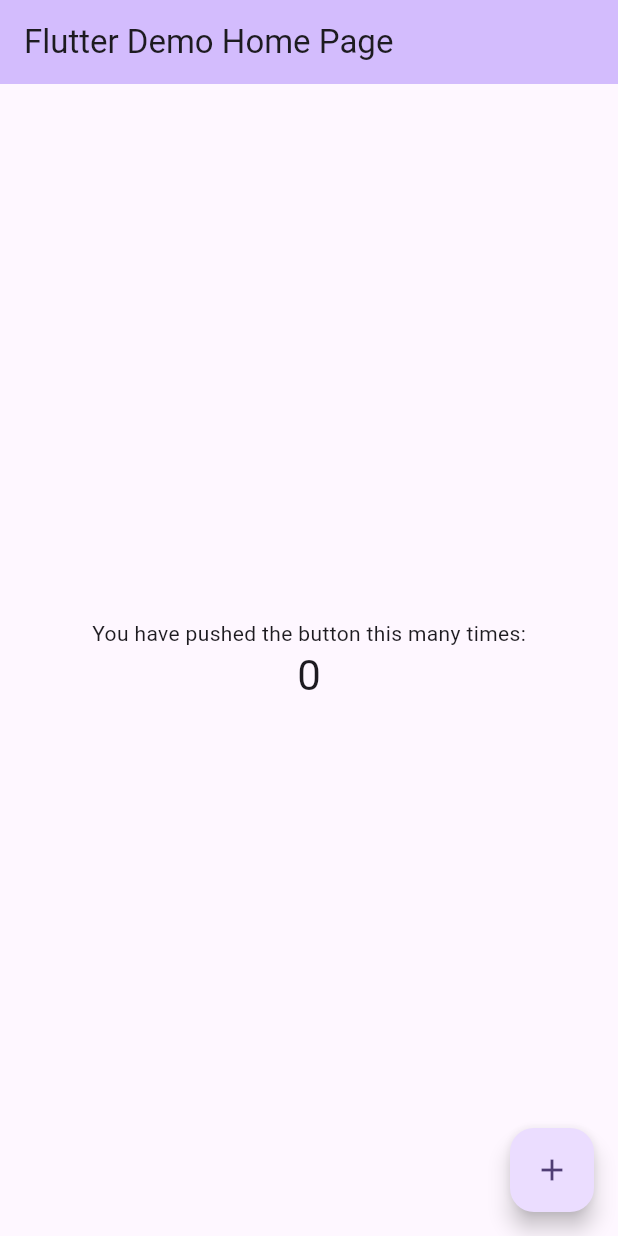
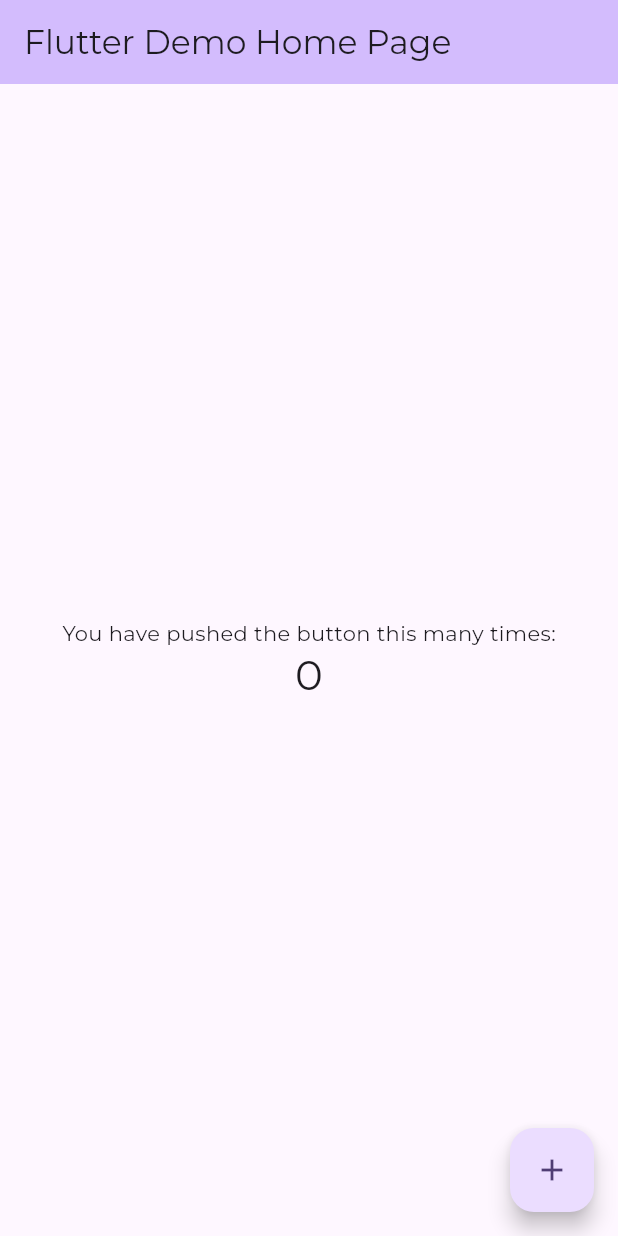
Before and after one commit to phharaoh/Stylish_App, a Flutter app: the screen it shows after launch, on a phone screen of 412 x 824 dp. Run offline on Flutter 3.47's test engine with Material 3 defaults, Android fonts, the phone set to English and light mode, and no system bars; project files that could hold a hidden picture were left out.

Commit message:
font edite

```diff
--- a/lib/main.dart
+++ b/lib/main.dart
@@ -10,8 +10,10 @@ class MyApp extends StatelessWidget {
   @override
   Widget build(BuildContext context) {
     return MaterialApp(
+      debugShowCheckedModeBanner: false,
       title: 'Flutter',
       theme: ThemeData(
+        fontFamily: 'Montserrat',
         colorScheme: ColorScheme.fromSeed(seedColor: Colors.deepPurple),
         useMaterial3: true,
       ),
```
Also changed, not shown: pubspec.yaml (+4 -4 lines), lib/core/assets/fonts/Montserrat-Black.ttf (added), lib/core/assets/fonts/Montserrat-BlackItalic.ttf (added), lib/core/assets/fonts/Montserrat-Bold.ttf (added), lib/core/assets/fonts/Montserrat-BoldItalic.ttf (added), lib/core/assets/fonts/Montserrat-ExtraBold.ttf (added), lib/core/assets/fonts/Montserrat-ExtraBoldItalic.ttf (added), lib/core/assets/fonts/Montserrat-ExtraLight.ttf (added), lib/core/assets/fonts/Montserrat-ExtraLightItalic.ttf (added), lib/core/assets/fonts/Montserrat-Italic.ttf (added), lib/core/assets/fonts/Montserrat-Light.ttf (added), lib/core/assets/fonts/Montserrat-LightItalic.ttf (added), lib/core/assets/fonts/Montserrat-Medium.ttf (added), lib/core/assets/fonts/Montserrat-MediumItalic.ttf (added), 5 more files.
